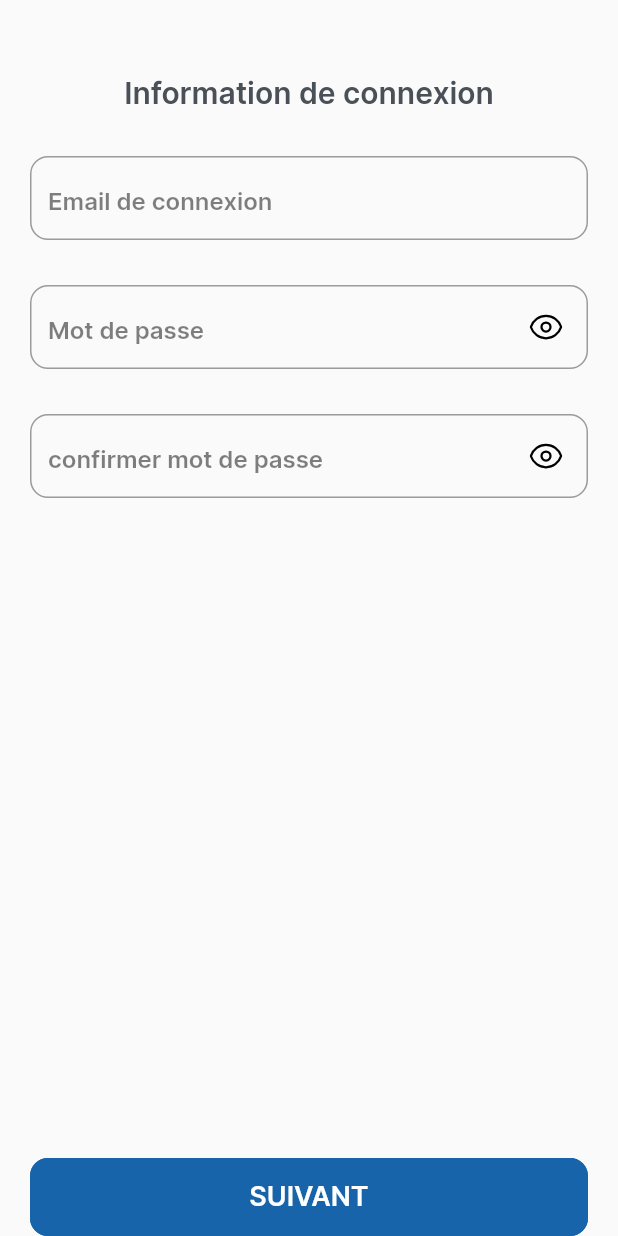
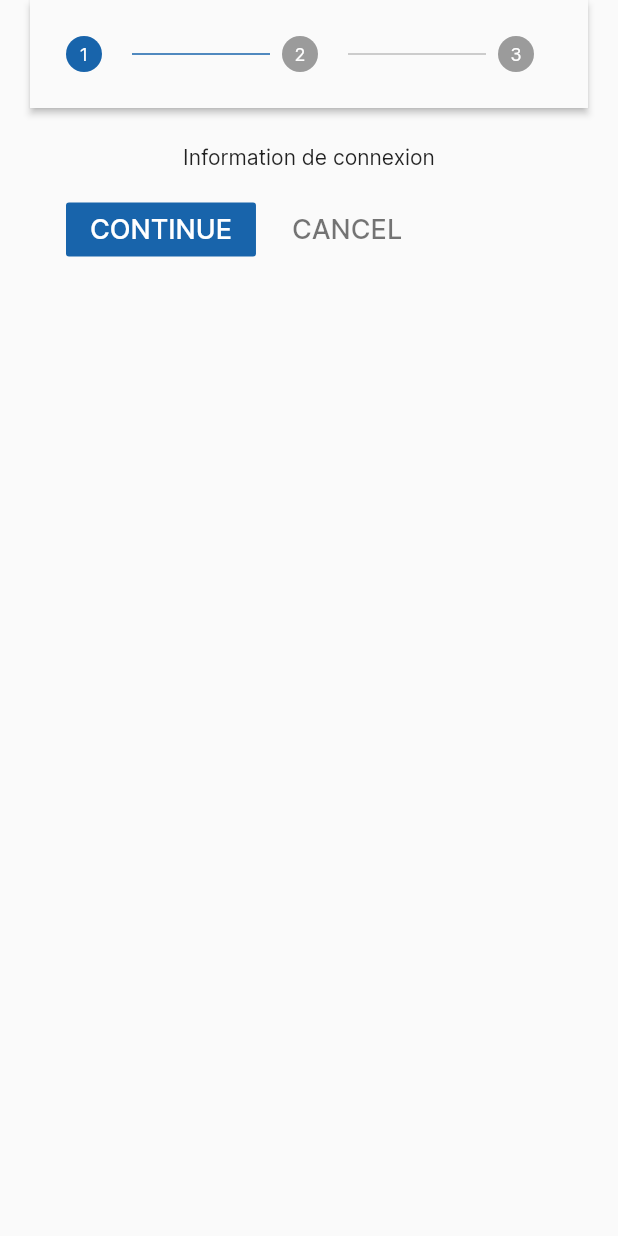
Before and after one commit to Mouadspace/job-it-day, a Flutter app: the SignUp screen opened by its route, on a phone screen of 412 x 824 dp. Run offline on Flutter 3.47's test engine with Material 2 defaults, Android fonts, the light colour scheme and no system bars; our stand-ins replace flutter_svg, get.

Commit message:
implementing simple sign up stepper

```diff
--- a/lib/view/screens/auth/sign_up.dart
+++ b/lib/view/screens/auth/sign_up.dart
@@ -4,59 +4,72 @@ import 'package:jobitday/view/widgets/custom_button.dart';
 
 import '../../widgets/custom_password_input.dart';
 
-class SignUp extends StatelessWidget {
+class SignUp extends StatefulWidget {
   const SignUp({super.key});
 
   @override
+  State<SignUp> createState() => _SignUpState();
+}
+
+int currentStep = 0;
+
+class _SignUpState extends State<SignUp> {
+  @override
   Widget build(BuildContext context) {
-    const TextStyle hintStyle = TextStyle(
-      color: Color.fromRGBO(0, 0, 0, 0.5),
-      fontSize: 16,
-    );
-
+    List<Step> stepList() => [
+          Step(
+              state: currentStep <= 0 ? StepState.indexed : StepState.complete,
+              isActive: currentStep >= 0,
+              title: const SizedBox(),
+              content: const Center(
+                child: Text('Information de connexion'),
+              )),
+          Step(
+              state: currentStep <= 1 ? StepState.indexed : StepState.complete,
+              isActive: currentStep >= 1,
+              title: const SizedBox(),
+              content: const Center(
+                child: Text('Information de l\'entreprise'),
+              )),
+          Step(
+              state: currentStep <= 2 ? StepState.indexed : StepState.complete,
+              isActive: currentStep >= 2,
+              title: const SizedBox(),
+              content: const Center(
+                child: Text('Information du manager'),
+              ))
+        ];
     return Scaffold(
       body: SafeArea(
           child: SingleChildScrollView(
         physics: const BouncingScrollPhysics(),
         child: Padding(
           padding: const EdgeInsets.symmetric(horizontal: 20),
-          child: Container(
-            // color: Colors.lightBlue,
-            height: MediaQuery.of(context).size.height,
-            child: Column(
-              children: [
-                const SizedBox(height: 50),
-                Text(
-                  'Information de connexion',
-                  style: Theme.of(context).textTheme.titleMedium,
-                ),
-                const SizedBox(height: 30),
-                TextField(
-                  keyboardType: TextInputType.visiblePassword,
-                  decoration: InputDecoration(
-                    isDense: true,
-                    hintText: "Email de connexion",
-                    hintStyle: hintStyle,
-                    border: OutlineInputBorder(
-                      borderSide: const BorderSide(width: 2),
-                      borderRadius: BorderRadius.circular(12),
-                    ),
-                  ),
-                ),
-                const SizedBox(height: 30),
-                const CustomPasswordInput(hintText: "Mot de passe"),
-                const SizedBox(height: 30),
-                const CustomPasswordInput(hintText: "confirmer mot de passe"),
-                Expanded(
-                  child: Align(
-                    alignment: Alignment.bottomCenter,
-                    child: CustomButton(
-                        outline: false,
-                        text: "SUIVANT",
-                        onTabHandler: () => {Get.toNamed('/test')}),
-                  ),
-                ),
-              ],
+          child: ConstrainedBox(
+            constraints: const BoxConstraints.tightFor(height: 500.0),
+            child: Stepper(
+              type: StepperType.horizontal,
+              physics: const ScrollPhysics(),
+              currentStep: currentStep,
+              steps: stepList(),
+              onStepCancel: () => currentStep == 0
+                  ? null
+                  : setState(() {
+                      currentStep -= 1;
+                      print(currentStep);
+                    }),
+              onStepContinue: () {
+                if (currentStep < stepList().length - 1) {
+                  setState(() {
+                    currentStep += 1;
+                    print(currentStep);
+                  });
+                }
+              },
+              onStepTapped: (step) => setState(() {
+                currentStep = step;
+                print(currentStep);
+              }),
             ),
           ),
         ),
```
Also changed, not shown: lib/view/screens/auth/sign_in.dart (+2 -16 lines), lib/view/widgets/custom_input.dart (added, +26 -0 lines).
